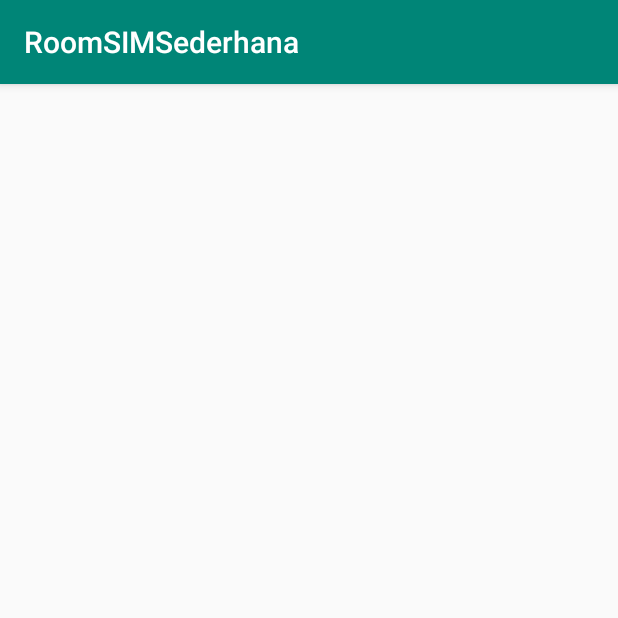
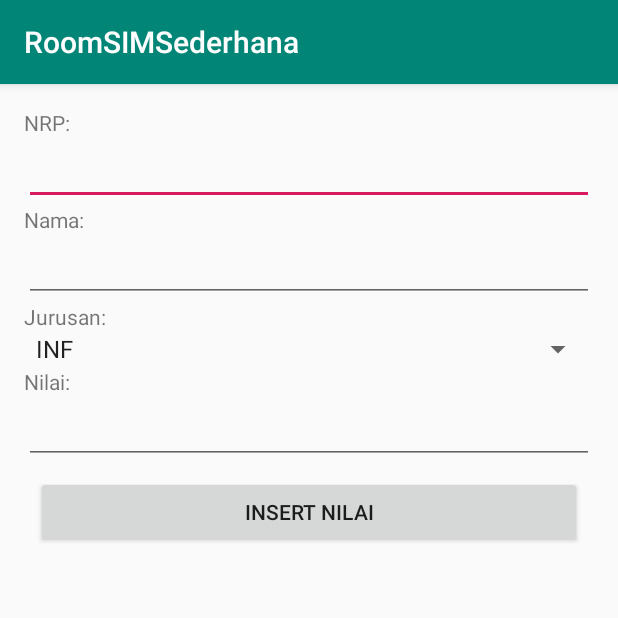
Before and after one commit to billiartag/RoomSIMSederhana, an Android app: the HomeDosen screen opened directly, with no data from a screen before it, in the options menu, after a tap on "Insert Nilai Mahasiswa", on a phone screen of 412 x 824 dp, the top half of it. Run offline under Robolectric (Android 15) with nearby library versions, the phone set to English and light mode, and no system bars; our stand-ins replace Room's generated code.

Commit message:
simpan data dan tampilkan di dosen&mahasiswa

```diff
--- a/app/src/main/java/com/example/roomsimsederhana/DAOMahasiswa.java
+++ b/app/src/main/java/com/example/roomsimsederhana/DAOMahasiswa.java
@@ -13,6 +13,9 @@ public interface DAOMahasiswa {
     @Query("SELECT * FROM nilai_mahasiswa")
     List<ClassMahasiswa> getAllNilai();
 
+    @Query("SELECT * FROM nilai_mahasiswa WHERE NRP=:NRP")
+    ClassMahasiswa getSiswa(String NRP);
+
     @Update
     void updateNilai(ClassMahasiswa... nilai);
     @Insert
--- a/app/src/main/java/com/example/roomsimsederhana/DosenInsert.java
+++ b/app/src/main/java/com/example/roomsimsederhana/DosenInsert.java
@@ -1,14 +1,98 @@
 package com.example.roomsimsederhana;
 
 import androidx.appcompat.app.AppCompatActivity;
+import androidx.room.Room;
 
+import android.content.Intent;
+import android.os.AsyncTask;
 import android.os.Bundle;
+import android.view.View;
+import android.widget.Adapter;
+import android.widget.ArrayAdapter;
+import android.widget.Button;
+import android.widget.EditText;
+import android.widget.Spinner;
+import android.widget.SpinnerAdapter;
+
+import java.lang.reflect.Array;
+import java.util.Arrays;
 
 public class DosenInsert extends AppCompatActivity {
+
+    EditText edNama, edNilai,edNRP;
+    Spinner jurusan;
+    Button btnInsert;
+    DBMahasiswa dbMahasiswa;
+    String jenis_intent;
+    ClassMahasiswa obyek_update;
 
     @Override
     protected void onCreate(Bundle savedInstanceState) {
         super.onCreate(savedInstanceState);
         setContentView(R.layout.activity_dosen_insert);
+
+        edNRP = findViewById(R.id.editTextInsertNRP);
+        edNama = findViewById(R.id.editTextInsertNama);
+        edNilai= findViewById(R.id.editTextInsertNilai);
+        jurusan = findViewById(R.id.spinnerInsert);
+        btnInsert= findViewById(R.id.buttonInsertNilai);
+
+        dbMahasiswa = Room.databaseBuilder(getApplicationContext(),DBMahasiswa.class,"DBNilai").build();
+        btnInsert.setOnClickListener(new View.OnClickListener() {
+            @Override
+            public void onClick(View view) {
+                String jur = jurusan.getSelectedItem().toString();
+                int nilai = Integer.parseInt(edNilai.getText().toString());
+                if(jenis_intent.equalsIgnoreCase("insert")) {
+                    ClassMahasiswa temp = new ClassMahasiswa(0, edNRP.getText().toString(), edNama.getText().toString(), jur, nilai);
+                    insert(temp);
+                }
+                else{
+                    ClassMahasiswa temp = new ClassMahasiswa(obyek_update.getPk_nilai_mhs(), edNRP.getText().toString(), edNama.getText().toString(), jur, nilai);
+                    insert(temp);
+                }
+
+                finish();
+            }
+        });
+
+        Intent i = getIntent();
+        jenis_intent=i.getStringExtra("jenis");
+        if(i.getStringExtra("jenis").equalsIgnoreCase("update")){
+            obyek_update = (ClassMahasiswa) i.getSerializableExtra("data");
+
+            btnInsert.setText("Update");
+            edNilai.setText(obyek_update.getNilai()+"");
+            edNama.setText(obyek_update.getNama());
+            edNRP.setText(obyek_update.getNRP()+"");
+
+            String[] list_jurusan = getResources().getStringArray(R.array.list_jurusan);
+
+            jurusan.setSelection(Arrays.asList(list_jurusan).indexOf(obyek_update.getJurusan()));
+        }
+    }
+    private void insert(ClassMahasiswa nilai){
+        if(jenis_intent.equalsIgnoreCase("insert")){
+            new insertNilai().execute(nilai);
+        }
+        else{
+            new updateNilai().execute(nilai);
+        }
+
+    }
+
+    private class insertNilai extends AsyncTask<ClassMahasiswa,Void,Void> {
+        @Override
+        protected Void doInBackground(ClassMahasiswa... classMahasiswas) {
+            dbMahasiswa.daoMahasiswa().insertNilai(classMahasiswas[0]);
+            return null;
+        }
+    }
+    private class updateNilai extends AsyncTask<ClassMahasiswa,Void,Void> {
+        @Override
+        protected Void doInBackground(ClassMahasiswa... classMahasiswas) {
+            dbMahasiswa.daoMahasiswa().updateNilai(classMahasiswas[0]);
+            return null;
+        }
     }
 }
--- a/app/src/main/java/com/example/roomsimsederhana/HomeDosen.java
+++ b/app/src/main/java/com/example/roomsimsederhana/HomeDosen.java
@@ -7,9 +7,12 @@ import androidx.room.Room;
 import android.content.Intent;
 import android.os.AsyncTask;
 import android.os.Bundle;
+import android.util.Log;
 import android.view.Menu;
 import android.view.MenuInflater;
 import android.view.MenuItem;
+import android.view.View;
+import android.widget.AdapterView;
 import android.widget.ArrayAdapter;
 import android.widget.ListView;
 
@@ -31,6 +34,15 @@ public class HomeDosen extends AppCompatActivity {
         list_nilai=new ArrayList<>();
 
         lv_dosen=findViewById(R.id.lv_dosen);
+        lv_dosen.setOnItemClickListener(new AdapterView.OnItemClickListener() {
+            @Override
+            public void onItemClick(AdapterView<?> adapterView, View view, int i, long l) {
+                Intent j = new Intent(HomeDosen.this, DosenInsert.class);
+                j.putExtra("data", list_nilai.get(i));
+                j.putExtra("jenis","update");
+                startActivity(j);
+            }
+        });
 
         getData();
     }
@@ -47,6 +59,7 @@ public class HomeDosen extends AppCompatActivity {
         switch (item.getItemId()){
             case R.id.mn_dosen_insert:
                 Intent i = new Intent(HomeDosen.this, DosenInsert.class);
+                i.putExtra("jenis","insert");
                 startActivity(i);
                 break;
             default:
@@ -56,17 +69,34 @@ public class HomeDosen extends AppCompatActivity {
         return true;
     }
 
+    @Override
+    protected void onResume() {
+        super.onResume();
+        getData();
+    }
+
     private void getData(){
         new getNilai().execute();
+    }
+
+    private void setLV(){
+        adapter = new ArrayAdapter<ClassMahasiswa>(this,android.R.layout.simple_list_item_1, list_nilai);
         lv_dosen.setAdapter(adapter);
+        Log.d("sz", list_nilai.size()+"");
     }
 
     private class getNilai extends AsyncTask<Void,Void,Void> {
         @Override
         protected Void doInBackground(Void... Void) {
+            list_nilai.clear();
             list_nilai.addAll(dbMahasiswa.daoMahasiswa().getAllNilai());
-            adapter = new ArrayAdapter<ClassMahasiswa>(getApplicationContext(),android.R.layout.simple_list_item_1, list_nilai);
             return null;
+        }
+
+        @Override
+        protected void onPostExecute(Void aVoid) {
+            super.onPostExecute(aVoid);
+            setLV();
         }
     }
 }
--- a/app/src/main/res/layout/activity_dosen_insert.xml
+++ b/app/src/main/res/layout/activity_dosen_insert.xml
@@ -1,9 +1,70 @@
 <?xml version="1.0" encoding="utf-8"?>
-<androidx.constraintlayout.widget.ConstraintLayout xmlns:android="http://schemas.android.com/apk/res/android"
+<LinearLayout xmlns:android="http://schemas.android.com/apk/res/android"
     xmlns:app="http://schemas.android.com/apk/res-auto"
     xmlns:tools="http://schemas.android.com/tools"
     android:layout_width="match_parent"
     android:layout_height="match_parent"
+    android:layout_margin="8dp"
+    android:orientation="vertical"
+    android:padding="8dp"
     tools:context=".DosenInsert">
 
-</androidx.constraintlayout.widget.ConstraintLayout>
+    <TextView
+        android:id="@+id/textView4"
+        android:layout_width="match_parent"
+        android:layout_height="wrap_content"
+        android:text="NRP:" />
+
+    <EditText
+        android:id="@+id/editTextInsertNRP"
+        android:layout_width="match_parent"
+        android:layout_height="wrap_content"
+        android:ems="10"
+        android:inputType="textPersonName" />
+
+    <TextView
+        android:id="@+id/textView"
+        android:layout_width="match_parent"
+        android:layout_height="wrap_content"
+        android:text="Nama:" />
+
+    <EditText
+        android:id="@+id/editTextInsertNama"
+        android:layout_width="match_parent"
+        android:layout_height="wrap_content"
+        android:ems="10"
+        android:inputType="textPersonName" />
+
+    <TextView
+        android:id="@+id/textView3"
+        android:layout_width="match_parent"
+        android:layout_height="wrap_content"
+        android:text="Jurusan: " />
+
+    <Spinner
+        android:id="@+id/spinnerInsert"
+        android:layout_width="match_parent"
+        android:layout_height="wrap_content"
+        android:entries="@array/list_jurusan" />
+
+    <TextView
+        android:id="@+id/textView2"
+        android:layout_width="match_parent"
+        android:layout_height="wrap_content"
+        android:text="Nilai:" />
+
+    <EditText
+        android:id="@+id/editTextInsertNilai"
+        android:layout_width="match_parent"
+        android:layout_height="wrap_content"
+        android:ems="10"
+        android:inputType="number" />
+
+    <Button
+        android:id="@+id/buttonInsertNilai"
+        android:layout_width="match_parent"
+        android:layout_height="wrap_content"
+        android:layout_margin="8dp"
+        android:text="Insert nilai" />
+
+</LinearLayout>
--- a/app/src/main/res/values/strings.xml
+++ b/app/src/main/res/values/strings.xml
@@ -1,3 +1,8 @@
 <resources>
     <string name="app_name">RoomSIMSederhana</string>
+    <string-array name="list_jurusan">
+        <item>INF</item>
+        <item>DKV</item>
+        <item>SIB</item>
+    </string-array>
 </resources>
```
Also changed, not shown: app/src/main/java/com/example/roomsimsederhana/ClassMahasiswa.java (+11 -1 lines), app/src/main/java/com/example/roomsimsederhana/HomeSiswa.java (+41 -0 lines), app/src/main/java/com/example/roomsimsederhana/Login.java (+14 -7 lines), app/src/main/res/layout/activity_home_siswa.xml (+13 -2 lines).
